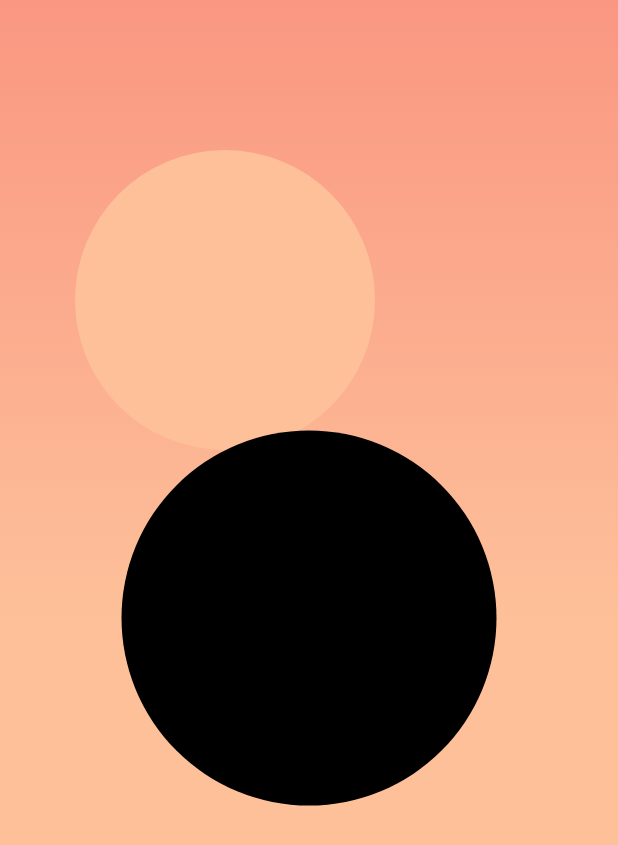
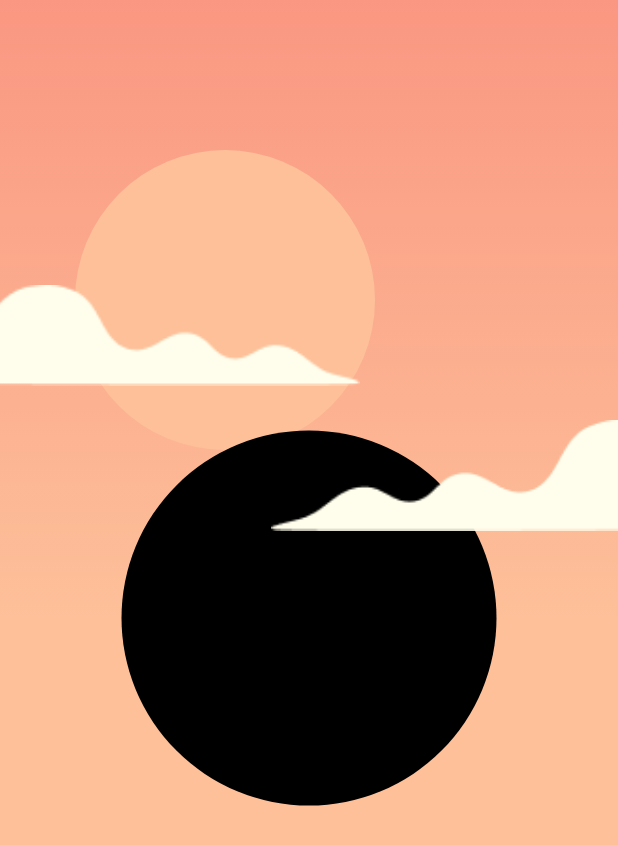
Before and after one commit to guitoof/flutter-zen-breath, a Flutter app: the screen it shows after launch, on a phone screen of 412 x 824 dp. Shown: the top 845 px of the screen. Run offline on Flutter 3.47's test engine with Material 2 defaults, Android fonts, the phone set to English and light mode, and no system bars.

Commit message:
:lipstick: (Clouds) Add Clouds

```diff
--- /dev/null
+++ b/lib/scene/clouds.dart
@@ -0,0 +1,27 @@
+import 'package:flutter/material.dart';
+
+class Clouds extends StatelessWidget {
+  @override
+  Widget build(BuildContext context) {
+    return Stack(
+      children: [
+        Positioned(
+          child: Image.asset(
+            'assets/images/cloud_1.png',
+            scale: 0.7,
+          ),
+          top: 190,
+          left: -30,
+        ),
+        Positioned(
+          child: Image.asset(
+            'assets/images/cloud_2.png',
+            scale: 0.8,
+          ),
+          top: 280,
+          right: -70,
+        ),
+      ],
+    );
+  }
+}
--- a/lib/scene/scene.dart
+++ b/lib/scene/scene.dart
@@ -1,4 +1,5 @@
 import 'package:flutter/material.dart';
+import 'package:flutter_zen_breath/scene/clouds.dart';
 import 'package:flutter_zen_breath/scene/sky.dart';
 import 'package:flutter_zen_breath/scene/sun.dart';
 
@@ -10,9 +11,14 @@ class Scene extends StatelessWidget {
   @override
   Widget build(BuildContext context) {
     return Sky(
-      child: CustomPaint(
-        painter: Sun(),
-        child: child,
+      child: Stack(
+        children: [
+          CustomPaint(
+            painter: Sun(),
+            child: child,
+          ),
+          Clouds(),
+        ],
       ),
     );
   }
```
Also changed, not shown: pubspec.yaml (+4 -6 lines), assets/images/cloud_1.png (added), assets/images/cloud_2.png (added).
